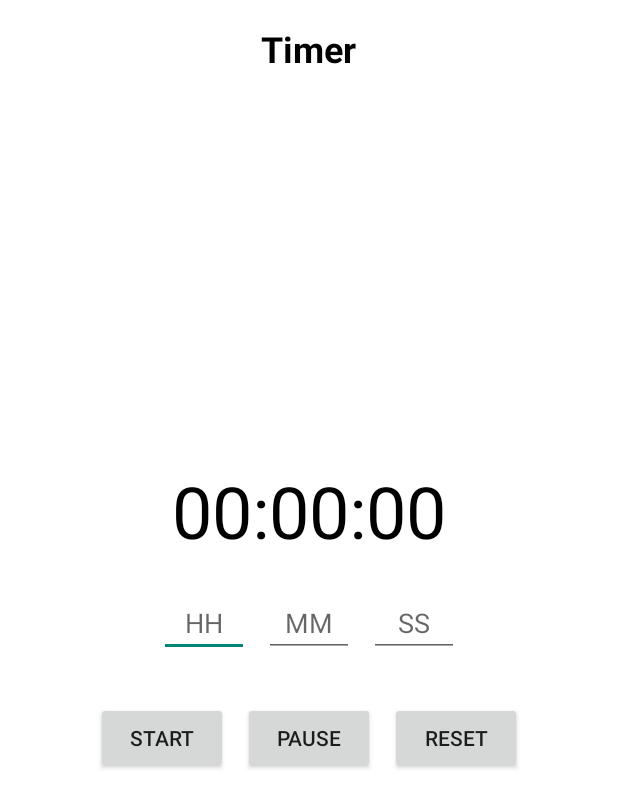
After one commit to NivedD/TimerProject, an Android app: the TimerActivity screen opened directly, with no data from a screen before it, on a phone screen of 412 x 824 dp. The commit adds this screen. Shown: the top 808 px of the screen. Run offline under Robolectric (Android 15) with nearby library versions, the phone set to English and light mode, and no system bars.

Commit message:
Working history as well as timer

```diff
--- a/app/src/main/java/com/example/finalexam/SplashActivity.java
+++ b/app/src/main/java/com/example/finalexam/SplashActivity.java
@@ -15,7 +15,7 @@ public class SplashActivity extends AppCompatActivity {
         // Display the splash screen for 2 seconds (2000 milliseconds)
         new Handler().postDelayed(() -> {
             // Start MainActivity
-            Intent intent = new Intent(SplashActivity.this, MainActivity.class);
+            Intent intent = new Intent(SplashActivity.this, TimerActivity.class);
             startActivity(intent);
             finish(); // Close the SplashActivity
         }, 2000);
--- /dev/null
+++ b/app/src/main/java/com/example/finalexam/TimerActivity.java
@@ -0,0 +1,133 @@
+package com.example.finalexam;
+
+import android.database.sqlite.SQLiteDatabase;
+import android.os.Bundle;
+import android.os.CountDownTimer;
+import android.text.format.DateFormat;
+import android.view.View;
+import android.widget.Button;
+import android.widget.EditText;
+import android.widget.TextView;
+import androidx.appcompat.app.AlertDialog;
+import androidx.appcompat.app.AppCompatActivity;
+
+import java.util.Calendar;
+
+public class TimerActivity extends AppCompatActivity {
+
+    private EditText inputHours, inputMinutes, inputSeconds;
+    private TextView timerDisplay;
+    private Button startButton, pauseButton, resetButton;
+
+    private CountDownTimer countDownTimer;
+    private boolean isTimerRunning = false;
+    private long timeLeftInMillis; // Time left in milliseconds for countdown
+
+    private DatabaseHelper databaseHelper;  // Database helper instance
+
+    @Override
+    protected void onCreate(Bundle savedInstanceState) {
+        super.onCreate(savedInstanceState);
+        setContentView(R.layout.activity_timer);
+
+        inputHours = findViewById(R.id.inputHours);
+        inputMinutes = findViewById(R.id.inputMinutes);
+        inputSeconds = findViewById(R.id.inputSeconds);
+        timerDisplay = findViewById(R.id.timerDisplay);
+        startButton = findViewById(R.id.startButton);
+        pauseButton = findViewById(R.id.pauseButton);
+        resetButton = findViewById(R.id.resetButton);
+
+        // Initialize database helper
+        databaseHelper = new DatabaseHelper(this);
+
+        startButton.setOnClickListener(v -> startTimer());
+        pauseButton.setOnClickListener(v -> pauseTimer());
+        resetButton.setOnClickListener(v -> resetTimer());
+    }
+
+    private void startTimer() {
+        if (!isTimerRunning) {
+            int hours = Integer.parseInt(inputHours.getText().toString().isEmpty() ? "0" : inputHours.getText().toString());
+            int minutes = Integer.parseInt(inputMinutes.getText().toString().isEmpty() ? "0" : inputMinutes.getText().toString());
+            int seconds = Integer.parseInt(inputSeconds.getText().toString().isEmpty() ? "0" : inputSeconds.getText().toString());
+
+            timeLeftInMillis = (hours * 3600 + minutes * 60 + seconds) * 1000;
+            if (timeLeftInMillis > 0) {
+                countDownTimer = new CountDownTimer(timeLeftInMillis, 1000) {
+                    @Override
+                    public void onTick(long millisUntilFinished) {
+                        timeLeftInMillis = millisUntilFinished;
+                        updateTimerDisplay();
+                    }
+
+                    @Override
+                    public void onFinish() {
+                        isTimerRunning = false;
+                        updateButtons();
+                        showTimeUpDialog(); // Show "Time's up!" dialog when timer finishes
+
+                        // Save the duration and the end time into SQLite
+                        saveTimerData();
+                    }
+                }.start();
+
+                isTimerRunning = true;
+                updateButtons();
+            }
+        }
+    }
+
+    private void pauseTimer() {
+        if (isTimerRunning) {
+            countDownTimer.cancel();
+            isTimerRunning = false;
+            updateButtons();
+        }
+    }
+
+    private void resetTimer() {
+        if (countDownTimer != null) {
+            countDownTimer.cancel();
+        }
+        isTimerRunning = false;
+        timeLeftInMillis = 0;
+        updateTimerDisplay();
+        updateButtons();
+    }
+
+    private void updateTimerDisplay() {
+        int hours = (int) (timeLeftInMillis / 1000) / 3600;
+        int minutes = (int) ((timeLeftInMillis / 1000) % 3600) / 60;
+        int seconds = (int) (timeLeftInMillis / 1000) % 60;
+
+        String timeFormatted = String.format("%02d:%02d:%02d", hours, minutes, seconds);
+        timerDisplay.setText(timeFormatted);
+    }
+
+    private void updateButtons() {
+        startButton.setEnabled(!isTimerRunning);
+        pauseButton.setEnabled(isTimerRunning);
+        resetButton.setEnabled(true);
+    }
+
+    private void showTimeUpDialog() {
+        new AlertDialog.Builder(this)
+                .setTitle("Time's Up!")
+                .setMessage("The timer has finished.")
+                .setPositiveButton("OK", (dialog, which) -> dialog.dismiss())
+                .show();
+    }
+
+    private void saveTimerData() {
+        long durationInMillis = (inputHours.getText().toString().isEmpty() ? 0 : Integer.parseInt(inputHours.getText().toString())) * 3600 * 1000
+                + (inputMinutes.getText().toString().isEmpty() ? 0 : Integer.parseInt(inputMinutes.getText().toString())) * 60 * 1000
+                + (inputSeconds.getText().toString().isEmpty() ? 0 : Integer.parseInt(inputSeconds.getText().toString())) * 1000;
+
+        // Get the current time in a formatted string
+        String endTime = DateFormat.format("yyyy-MM-dd HH:mm:ss", Calendar.getInstance().getTime()).toString();
+
+        // Insert into SQLite database
+        databaseHelper.insertTimerData(durationInMillis, endTime);
+    }
+}
--- /dev/null
+++ b/app/src/main/res/layout/activity_timer.xml
@@ -0,0 +1,108 @@
+<?xml version="1.0" encoding="utf-8"?>
+<RelativeLayout xmlns:android="http://schemas.android.com/apk/res/android"
+    android:layout_width="match_parent"
+    android:layout_height="match_parent"
+    android:padding="16dp"
+    android:background="@android:color/white">
+
+    <!-- Header Text at the Top -->
+    <TextView
+        android:id="@+id/headerTextView"
+        android:layout_width="wrap_content"
+        android:layout_height="wrap_content"
+        android:text="Timer"
+        android:textSize="24sp"
+        android:textStyle="bold"
+        android:textColor="@android:color/black"
+        android:layout_alignParentTop="true"
+        android:layout_centerHorizontal="true"
+        android:layout_marginBottom="20dp" />
+
+    <!-- Wrapper Layout to center content vertically -->
+    <LinearLayout
+        android:layout_width="wrap_content"
+        android:layout_height="wrap_content"
+        android:layout_centerInParent="true"
+        android:orientation="vertical"
+        android:gravity="center_horizontal">
+
+        <!-- Display for Timer -->
+        <TextView
+            android:id="@+id/timerDisplay"
+            android:layout_width="wrap_content"
+            android:layout_height="wrap_content"
+            android:text="00:00:00"
+            android:textSize="48sp"
+            android:textColor="@android:color/black"
+            android:layout_marginBottom="20dp" />
+
+        <!-- Input fields for hours, minutes, and seconds -->
+        <LinearLayout
+            android:layout_width="wrap_content"
+            android:layout_height="wrap_content"
+            android:orientation="horizontal"
+            android:gravity="center_horizontal"
+            android:layout_marginBottom="30dp">
+
+            <EditText
+                android:id="@+id/inputHours"
+                android:layout_width="60dp"
+                android:layout_height="wrap_content"
+                android:inputType="number"
+                android:hint="HH"
+                android:gravity="center"
+                android:textSize="18sp"
+                android:maxLength="2" />
+
+            <EditText
+                android:id="@+id/inputMinutes"
+                android:layout_width="60dp"
+                android:layout_height="wrap_content"
+                android:inputType="number"
+                android:hint="MM"
+                android:gravity="center"
+                android:textSize="18sp"
+                android:maxLength="2"
+                android:layout_marginStart="10dp" />
+
+            <EditText
+                android:id="@+id/inputSeconds"
+                android:layout_width="60dp"
+                android:layout_height="wrap_content"
+                android:inputType="number"
+                android:hint="SS"
+                android:gravity="center"
+                android:textSize="18sp"
+                android:maxLength="2"
+                android:layout_marginStart="10dp" />
+        </LinearLayout>
+
+        <!-- Control Buttons -->
+        <LinearLayout
+            android:layout_width="wrap_content"
+            android:layout_height="wrap_content"
+            android:orientation="horizontal"
+            android:gravity="center_horizontal">
+
+            <Button
+                android:id="@+id/startButton"
+                android:layout_width="wrap_content"
+                android:layout_height="wrap_content"
+                android:text="Start"
+                android:layout_marginEnd="10dp" />
+
+            <Button
+                android:id="@+id/pauseButton"
+                android:layout_width="wrap_content"
+                android:layout_height="wrap_content"
+                android:text="Pause"
+                android:layout_marginEnd="10dp" />
+
+            <Button
+                android:id="@+id/resetButton"
+                android:layout_width="wrap_content"
+                android:layout_height="wrap_content"
+                android:text="Reset" />
+        </LinearLayout>
+    </LinearLayout>
+</RelativeLayout>
```
Also changed, not shown: app/src/main/AndroidManifest.xml (+9 -0 lines), app/src/main/java/com/example/finalexam/DatabaseHelper.java (added, +81 -0 lines), app/src/main/java/com/example/finalexam/TimerHistoryActivity.java (added, +59 -0 lines), app/src/main/java/com/example/finalexam/TimerRecord.java (added, +20 -0 lines), app/src/main/res/layout/activity_timer_history.xml (added, +45 -0 lines).
